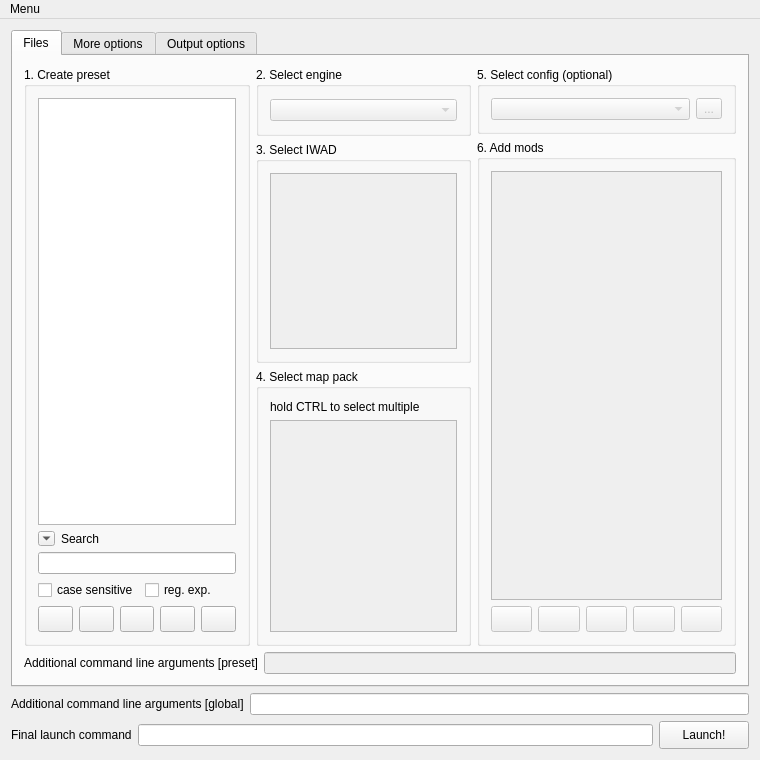
This is Forms/MainWindow.ui in Youda008/DoomRunner as Qt 5 draws it before an edit. The edited form follows.
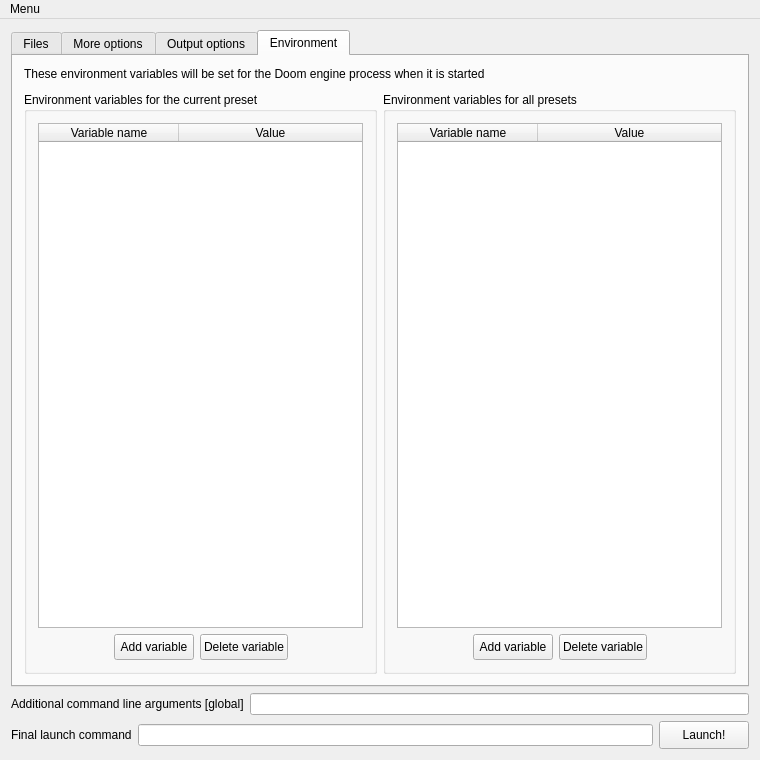
This is the edited form. The open tabs and pages were chosen to show the change. Icons and pictures are not drawn. Custom widgets are drawn as their Qt base class.

Commit message: custom environment variables for the engine process

The edit to the form file:
```diff
--- a/Forms/MainWindow.ui
+++ b/Forms/MainWindow.ui
@@ -105,7 +105,7 @@
                    </property>
                    <property name="minimumSize">
                     <size>
-                     <width>0</width>
+                     <width>26</width>
                      <height>26</height>
                     </size>
                    </property>
@@ -128,7 +128,7 @@
                    </property>
                    <property name="minimumSize">
                     <size>
-                     <width>0</width>
+                     <width>26</width>
                      <height>26</height>
                     </size>
                    </property>
@@ -151,7 +151,7 @@
                    </property>
                    <property name="minimumSize">
                     <size>
-                     <width>0</width>
+                     <width>26</width>
                      <height>26</height>
                     </size>
                    </property>
@@ -174,7 +174,7 @@
                    </property>
                    <property name="minimumSize">
                     <size>
-                     <width>0</width>
+                     <width>26</width>
                      <height>26</height>
                     </size>
                    </property>
@@ -197,7 +197,7 @@
                    </property>
                    <property name="minimumSize">
                     <size>
-                     <width>0</width>
+                     <width>26</width>
                      <height>26</height>
                     </size>
                    </property>
@@ -390,7 +390,7 @@
                    </property>
                    <property name="minimumSize">
                     <size>
-                     <width>0</width>
+                     <width>26</width>
                      <height>26</height>
                     </size>
                    </property>
@@ -416,7 +416,7 @@
                    </property>
                    <property name="minimumSize">
                     <size>
-                     <width>0</width>
+                     <width>26</width>
                      <height>26</height>
                     </size>
                    </property>
@@ -442,7 +442,7 @@
                    </property>
                    <property name="minimumSize">
                     <size>
-                     <width>0</width>
+                     <width>26</width>
                      <height>26</height>
                     </size>
                    </property>
@@ -468,7 +468,7 @@
                    </property>
                    <property name="minimumSize">
                     <size>
-                     <width>0</width>
+                     <width>26</width>
                      <height>26</height>
                     </size>
                    </property>
@@ -494,7 +494,7 @@
                    </property>
                    <property name="minimumSize">
                     <size>
-                     <width>0</width>
+                     <width>26</width>
                      <height>26</height>
                     </size>
                    </property>
@@ -1840,6 +1840,274 @@
         </item>
        </layout>
       </widget>
+      <widget class="QWidget" name="environmentTab">
+       <attribute name="title">
+        <string>Environment</string>
+       </attribute>
+       <layout class="QVBoxLayout" name="verticalLayout_25">
+        <item>
+         <widget class="QLabel" name="label_2">
+          <property name="text">
+           <string>These environment variables will be set for the Doom engine process when it is started</string>
+          </property>
+         </widget>
+        </item>
+        <item>
+         <spacer name="verticalSpacer_5">
+          <property name="orientation">
+           <enum>Qt::Vertical</enum>
+          </property>
+          <property name="sizeType">
+           <enum>QSizePolicy::Fixed</enum>
+          </property>
+          <property name="sizeHint" stdset="0">
+           <size>
+            <width>20</width>
+            <height>5</height>
+           </size>
+          </property>
+         </spacer>
+        </item>
+        <item>
+         <layout class="QHBoxLayout" name="horizontalLayout_38">
+          <item>
+           <widget class="QGroupBox" name="presetEnvVarsGrpBox">
+            <property name="title">
+             <string>Environment variables for the current preset</string>
+            </property>
+            <layout class="QVBoxLayout" name="verticalLayout_24">
+             <item>
+              <widget class="QTableWidget" name="presetEnvVarTable">
+               <property name="selectionMode">
+                <enum>QAbstractItemView::SingleSelection</enum>
+               </property>
+               <property name="selectionBehavior">
+                <enum>QAbstractItemView::SelectRows</enum>
+               </property>
+               <property name="gridStyle">
+                <enum>Qt::NoPen</enum>
+               </property>
+               <attribute name="horizontalHeaderDefaultSectionSize">
+                <number>140</number>
+               </attribute>
+               <attribute name="horizontalHeaderStretchLastSection">
+                <bool>true</bool>
+               </attribute>
+               <attribute name="verticalHeaderVisible">
+                <bool>false</bool>
+               </attribute>
+               <column>
+                <property name="text">
+                 <string>Variable name</string>
+                </property>
+               </column>
+               <column>
+                <property name="text">
+                 <string>Value</string>
+                </property>
+               </column>
+              </widget>
+             </item>
+             <item>
+              <layout class="QHBoxLayout" name="horizontalLayout_35">
+               <item>
+                <spacer name="horizontalSpacer_17">
+                 <property name="orientation">
+                  <enum>Qt::Horizontal</enum>
+                 </property>
+                 <property name="sizeHint" stdset="0">
+                  <size>
+                   <width>40</width>
+                   <height>20</height>
+                  </size>
+                 </property>
+                </spacer>
+               </item>
+               <item>
+                <widget class="QPushButton" name="presetEnvVarBtnAdd">
+                 <property name="sizePolicy">
+                  <sizepolicy hsizetype="Expanding" vsizetype="Fixed">
+                   <horstretch>0</horstretch>
+                   <verstretch>0</verstretch>
+                  </sizepolicy>
+                 </property>
+                 <property name="minimumSize">
+                  <size>
+                   <width>26</width>
+                   <height>26</height>
+                  </size>
+                 </property>
+                 <property name="text">
+                  <string>Add variable</string>
+                 </property>
+                 <property name="icon">
+                  <iconset resource="../Resources/Resources.qrc">
+                   <normaloff>:/AddItem.png</normaloff>:/AddItem.png</iconset>
+                 </property>
+                </widget>
+               </item>
+               <item>
+                <widget class="QPushButton" name="presetEnvVarBtnDel">
+                 <property name="sizePolicy">
+                  <sizepolicy hsizetype="MinimumExpanding" vsizetype="Fixed">
+                   <horstretch>0</horstretch>
+                   <verstretch>0</verstretch>
+                  </sizepolicy>
+                 </property>
+                 <property name="minimumSize">
+                  <size>
+                   <width>26</width>
+                   <height>26</height>
+                  </size>
+                 </property>
+                 <property name="text">
+                  <string>Delete variable</string>
+                 </property>
+                 <property name="icon">
+                  <iconset resource="../Resources/Resources.qrc">
+                   <normaloff>:/DeleteItem.png</normaloff>:/DeleteItem.png</iconset>
+                 </property>
+                </widget>
+               </item>
+               <item>
+                <spacer name="horizontalSpacer_18">
+                 <property name="orientation">
+                  <enum>Qt::Horizontal</enum>
+                 </property>
+                 <property name="sizeHint" stdset="0">
+                  <size>
+                   <width>40</width>
+                   <height>20</height>
+                  </size>
+                 </property>
+                </spacer>
+               </item>
+              </layout>
+             </item>
+            </layout>
+           </widget>
+          </item>
+          <item>
+           <widget class="QGroupBox" name="globalEnvVarsGrpBox">
+            <property name="title">
+             <string>Environment variables for all presets</string>
+            </property>
+            <layout class="QVBoxLayout" name="verticalLayout_23">
+             <item>
+              <widget class="QTableWidget" name="globalEnvVarTable">
+               <property name="selectionMode">
+                <enum>QAbstractItemView::SingleSelection</enum>
+               </property>
+               <property name="selectionBehavior">
+                <enum>QAbstractItemView::SelectRows</enum>
+               </property>
+               <property name="gridStyle">
+                <enum>Qt::NoPen</enum>
+               </property>
+               <attribute name="horizontalHeaderDefaultSectionSize">
+                <number>140</number>
+               </attribute>
+               <attribute name="horizontalHeaderStretchLastSection">
+                <bool>true</bool>
+               </attribute>
+               <attribute name="verticalHeaderVisible">
+                <bool>false</bool>
+               </attribute>
+               <column>
+                <property name="text">
+                 <string>Variable name</string>
+                </property>
+               </column>
+               <column>
+                <property name="text">
+                 <string>Value</string>
+                </property>
+               </column>
+              </widget>
+             </item>
+             <item>
+              <layout class="QHBoxLayout" name="horizontalLayout_37">
+               <item>
+                <spacer name="horizontalSpacer_19">
+                 <property name="orientation">
+                  <enum>Qt::Horizontal</enum>
+                 </property>
+                 <property name="sizeHint" stdset="0">
+                  <size>
+                   <width>40</width>
+                   <height>20</height>
+                  </size>
+                 </property>
+                </spacer>
+               </item>
+               <item>
+                <widget class="QPushButton" name="globalEnvVarBtnAdd">
+                 <property name="sizePolicy">
+                  <sizepolicy hsizetype="Expanding" vsizetype="Fixed">
+                   <horstretch>0</horstretch>
+                   <verstretch>0</verstretch>
+                  </sizepolicy>
+                 </property>
+                 <property name="minimumSize">
+                  <size>
+                   <width>26</width>
+                   <height>26</height>
+                  </size>
+                 </property>
+                 <property name="text">
+                  <string>Add variable</string>
+                 </property>
+                 <property name="icon">
+                  <iconset resource="../Resources/Resources.qrc">
+                   <normaloff>:/AddItem.png</normaloff>:/AddItem.png</iconset>
+                 </property>
+                </widget>
+               </item>
+               <item>
+                <widget class="QPushButton" name="globalEnvVarBtnDel">
+                 <property name="sizePolicy">
+                  <sizepolicy hsizetype="Expanding" vsizetype="Fixed">
+                   <horstretch>0</horstretch>
+                   <verstretch>0</verstretch>
+                  </sizepolicy>
+                 </property>
+                 <property name="minimumSize">
+                  <size>
+                   <width>26</width>
+                   <height>26</height>
+                  </size>
+                 </property>
+                 <property name="text">
+                  <string>Delete variable</string>
+                 </property>
+                 <property name="icon">
+                  <iconset resource="../Resources/Resources.qrc">
+                   <normaloff>:/DeleteItem.png</normaloff>:/DeleteItem.png</iconset>
+                 </property>
+                </widget>
+               </item>
+               <item>
+                <spacer name="horizontalSpacer_20">
+                 <property name="orientation">
+                  <enum>Qt::Horizontal</enum>
+                 </property>
+                 <property name="sizeHint" stdset="0">
+                  <size>
+                   <width>40</width>
+                   <height>20</height>
+                  </size>
+                 </property>
+                </spacer>
+               </item>
+              </layout>
+             </item>
+            </layout>
+           </widget>
+          </item>
+         </layout>
+        </item>
+       </layout>
+      </widget>
      </widget>
     </item>
     <item>
```
The commit also changes 12 other files.
